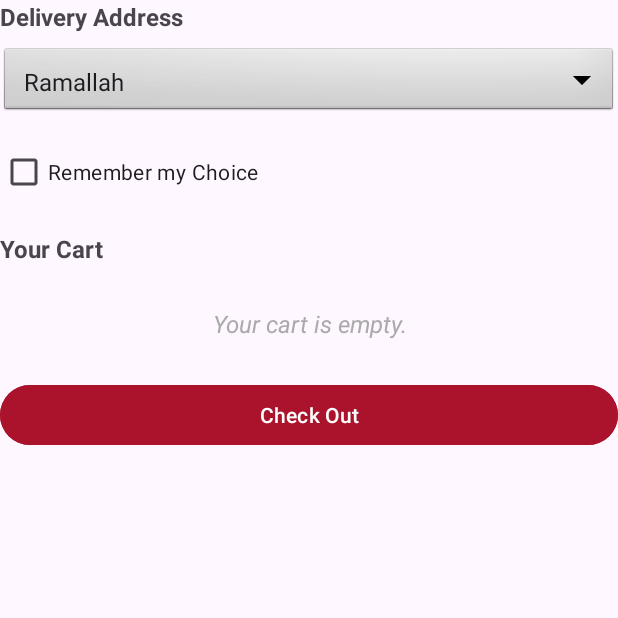
After one commit to Kareem-Masalma/Formula-Island, an Android app: the CartScene screen opened directly, with no data from a screen before it, on a phone screen of 412 x 824 dp, the top half of it. The commit adds this screen. Run offline under Robolectric (Android 15) with nearby library versions, the light colour scheme and no system bars.

Commit message:
Implemented CartScene class.

```diff
--- a/app/src/main/AndroidManifest.xml
+++ b/app/src/main/AndroidManifest.xml
@@ -13,7 +13,7 @@
         android:theme="@style/Theme.FormulaIsland"
         tools:targetApi="31">
         <activity
-            android:name=".Cart"
+            android:name=".CartScene"
             android:exported="false" />
         <activity
             android:name=".Search"
--- /dev/null
+++ b/app/src/main/java/com/example/formulaisland/CartScene.java
@@ -0,0 +1,94 @@
+package com.example.formulaisland;
+
+import static com.example.formulaisland.Dashboard.PRODUCT;
+
+import android.content.Intent;
+import android.os.Bundle;
+import android.view.View;
+import android.widget.AdapterView;
+import android.widget.ArrayAdapter;
+import android.widget.Button;
+import android.widget.ListView;
+import android.widget.Spinner;
+import android.widget.TextView;
+
+import androidx.activity.EdgeToEdge;
+import androidx.appcompat.app.AppCompatActivity;
+import androidx.core.graphics.Insets;
+import androidx.core.view.ViewCompat;
+import androidx.core.view.WindowInsetsCompat;
+
+import com.example.formulaisland.adapters.ProductAdapter;
+import com.example.formulaisland.dataaccess.Address;
+import com.example.formulaisland.dataaccess.Product;
+import com.example.formulaisland.dataaccess.Cart;
+import com.google.gson.Gson;
+
+import java.util.List;
+
+public class CartScene extends AppCompatActivity {
+
+    private ListView lvCart;
+    private Spinner spAddress;
+    private Button btnCheck;
+    private TextView tvMessage;
+    private List<Product> cart;
+
+    @Override
+    protected void onCreate(Bundle savedInstanceState) {
+        super.onCreate(savedInstanceState);
+        EdgeToEdge.enable(this);
+        setContentView(R.layout.activity_cart);
+        ViewCompat.setOnApplyWindowInsetsListener(findViewById(R.id.main), (v, insets) -> {
+            Insets systemBars = insets.getInsets(WindowInsetsCompat.Type.systemBars());
+            v.setPadding(systemBars.left, systemBars.top, systemBars.right, systemBars.bottom);
+            return insets;
+        });
+        defineViews();
+        getAddresses();
+        getList();
+    }
+
+    private void getAddresses() {
+        String[] addresses = Address.getData();
+        ArrayAdapter<String> spAdapter = new ArrayAdapter<>(this,
+                android.R.layout.simple_spinner_item, addresses);
+
+        spAddress.setAdapter(spAdapter);
+    }
+
+    private void getList() {
+        cart = Cart.cart;
+        if (cart.isEmpty()) {
+            tvMessage.setVisibility(View.VISIBLE);
+            lvCart.setVisibility(View.GONE);
+            return;
+        } else {
+            tvMessage.setVisibility(View.GONE);
+            lvCart.setVisibility(View.VISIBLE);
+        }
+
+        ProductAdapter adapter = new ProductAdapter(this, cart);
+        lvCart.setAdapter(adapter);
+
+        lvCart.setOnItemClickListener(new AdapterView.OnItemClickListener() {
+            @Override
+            public void onItemClick(AdapterView<?> parent, View view, int position, long id) {
+                Product product = cart.get(position);
+                Intent intent = new Intent(CartScene.this, SelectedProduct.class);
+                Gson gson = new Gson();
+                String product_json = gson.toJson(product);
+                intent.putExtra(PRODUCT, product_json);
+                startActivity(intent);
+            }
+        });
+    }
+
+    private void defineViews() {
+        lvCart = findViewById(R.id.lvCart);
+        spAddress = findViewById(R.id.spAddress);
+        btnCheck = findViewById(R.id.btnCheck);
+        tvMessage = findViewById(R.id.tvMessage);
+    }
+
+}
--- a/app/src/main/java/com/example/formulaisland/MainActivity.java
+++ b/app/src/main/java/com/example/formulaisland/MainActivity.java
@@ -34,6 +34,8 @@ public class MainActivity extends AppCompatActivity {
             return insets;
         });
 
+
+
         Handler handler = new Handler();
         handler.postDelayed(new Runnable() {
             @Override
--- /dev/null
+++ b/app/src/main/java/com/example/formulaisland/dataaccess/Address.java
@@ -0,0 +1,7 @@
+package com.example.formulaisland.dataaccess;
+
+public class Address {
+    public static String[] getData() {
+        return new String[]{"Ramallah", "Jenin", "Nablus", "Jerusalem", "Tulkarm", "Birzeit"};
+    }
+}
--- a/app/src/main/res/layout/activity_cart.xml
+++ b/app/src/main/res/layout/activity_cart.xml
@@ -7,7 +7,7 @@
     android:layout_height="match_parent"
     android:orientation="vertical"
     android:padding="16dp"
-    tools:context=".Cart">
+    tools:context=".CartScene">
 
     <TextView
         android:layout_width="wrap_content"
@@ -18,7 +18,7 @@
         android:textStyle="bold" />
 
     <Spinner
-        android:id="@+id/address"
+        android:id="@+id/spAddress"
         android:layout_width="match_parent"
         android:layout_height="wrap_content"
         android:layout_marginBottom="12dp"
@@ -40,6 +40,20 @@
         android:textSize="16sp"
         android:textStyle="bold" />
 
+    <TextView
+        android:id="@+id/tvMessage"
+        android:layout_width="match_parent"
+        android:layout_height="wrap_content"
+        android:layout_marginTop="20dp"
+        android:layout_marginBottom="10dp"
+        android:gravity="center"
+        android:text="@string/your_cart_is_empty"
+        android:textColor="@android:color/darker_gray"
+        android:textSize="16sp"
+        android:textStyle="italic"
+        android:visibility="gone" />
+
+
     <ListView
         android:id="@+id/lvCart"
         android:layout_width="match_parent"
@@ -49,7 +63,7 @@
         android:dividerHeight="1dp" />
 
     <Button
-        android:id="@+id/check"
+        android:id="@+id/btnCheck"
         android:layout_width="match_parent"
         android:layout_height="wrap_content"
         android:layout_marginTop="16dp"
--- a/app/src/main/res/values/strings.xml
+++ b/app/src/main/res/values/strings.xml
@@ -18,4 +18,5 @@
     <string name="remember_my_choice">Remember my Choice</string>
     <string name="your_cart">Your Cart</string>
     <string name="delivery_address">Delivery Address</string>
+    <string name="your_cart_is_empty">Your cart is empty.</string>
 </resources>
```
Also changed, not shown: app/src/main/java/com/example/formulaisland/Cart.java (deleted, +0 -24 lines), app/src/main/java/com/example/formulaisland/Dashboard.java (+14 -0 lines).
